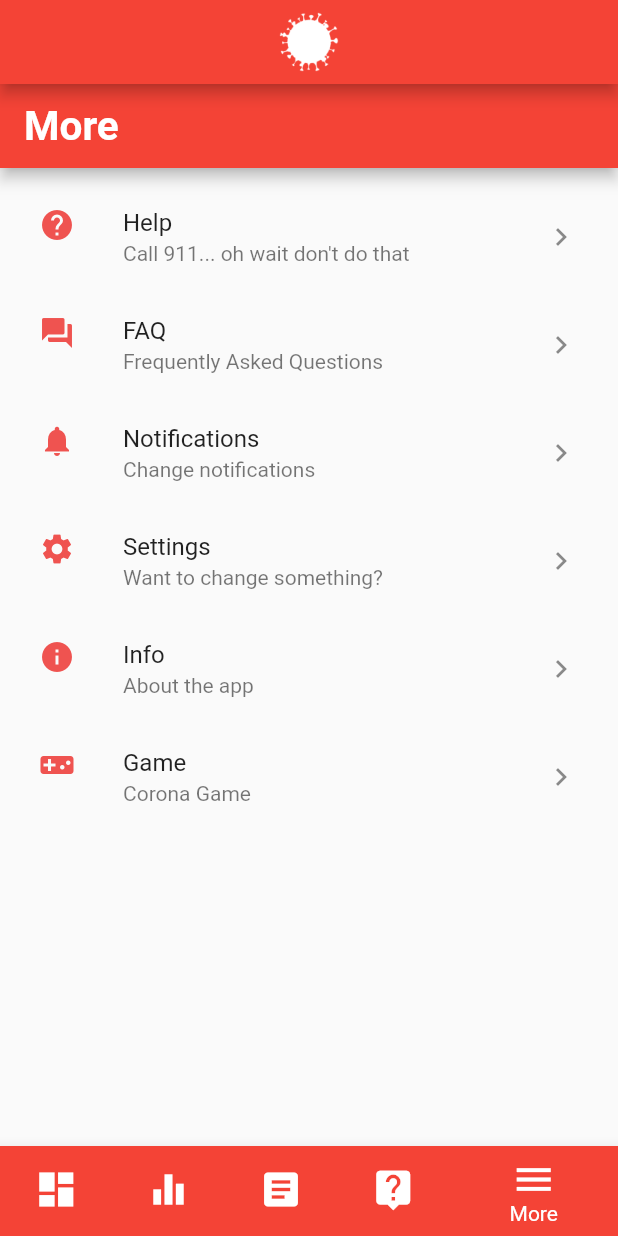
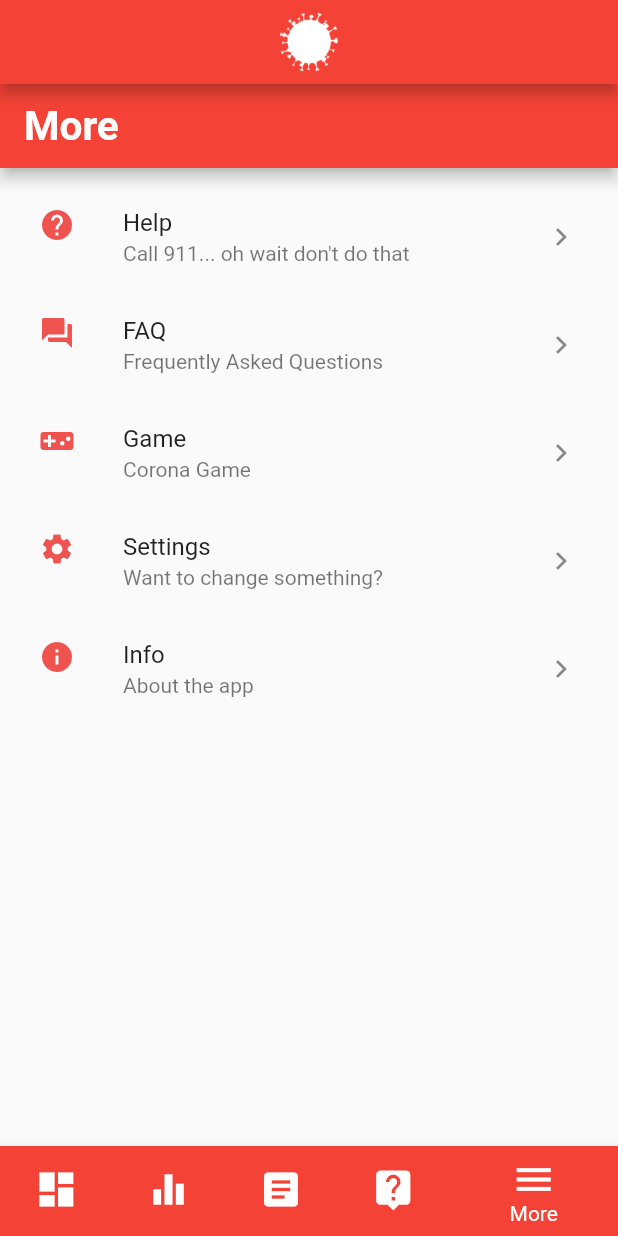
Before and after one commit to ucll-mobile-2021/project-coronaapp, a Flutter app: the screen it shows after launch, item 5 of the bottom bar chosen, on a phone screen of 412 x 824 dp. Run offline on Flutter 3.47's test engine with Material 2 defaults, Android fonts, the phone set to English and light mode, and no system bars; our stand-ins replace sensors, shared_preferences; missing offline and left inert: country_list_pick; network calls fail.

Commit message:
Removed Notifications from More screen

```diff
--- a/lib/screens/more.dart
+++ b/lib/screens/more.dart
@@ -3,7 +3,6 @@ import 'package:coronapp/screens/more/faq.dart';
 import 'package:coronapp/screens/more/game.dart';
 import 'package:coronapp/screens/more/help.dart';
 import 'package:coronapp/screens/more/info.dart';
-import 'package:coronapp/screens/more/notifications.dart';
 import 'package:coronapp/screens/more/settings.dart';
 import 'package:coronapp/widgets/screenappbar.dart';
 import 'package:flutter/material.dart';
@@ -31,10 +30,10 @@ class _MoreScreenState extends State<MoreScreen> {
       "tab": FaqTab(),
     },
     {
-      "title": "notifications",
-      "icon": Icons.notifications,
-      "info": "change_notif",
-      "tab": NotificationsTab(),
+      "title": "game",
+      "icon": Icons.videogame_asset,
+      "info": "game_info",
+      "tab": GameTab(),
     },
     {
       "title": "settings",
@@ -47,12 +46,6 @@ class _MoreScreenState extends State<MoreScreen> {
       "icon": Icons.info,
       "info": "about",
       "tab": InfoTab(),
-    },
-    {
-      "title": "game",
-      "icon": Icons.videogame_asset,
-      "info": "game_info",
-      "tab": GameTab(),
     },
   ];
 
```
Also changed, not shown: lib/screens/more/notifications.dart (deleted, +0 -17 lines), 1 other file.
